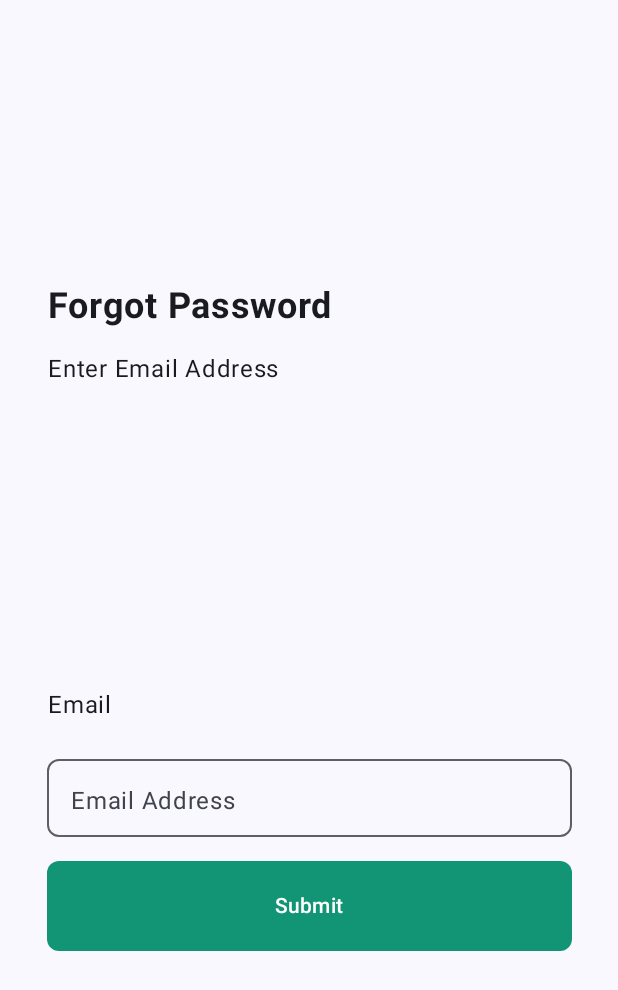
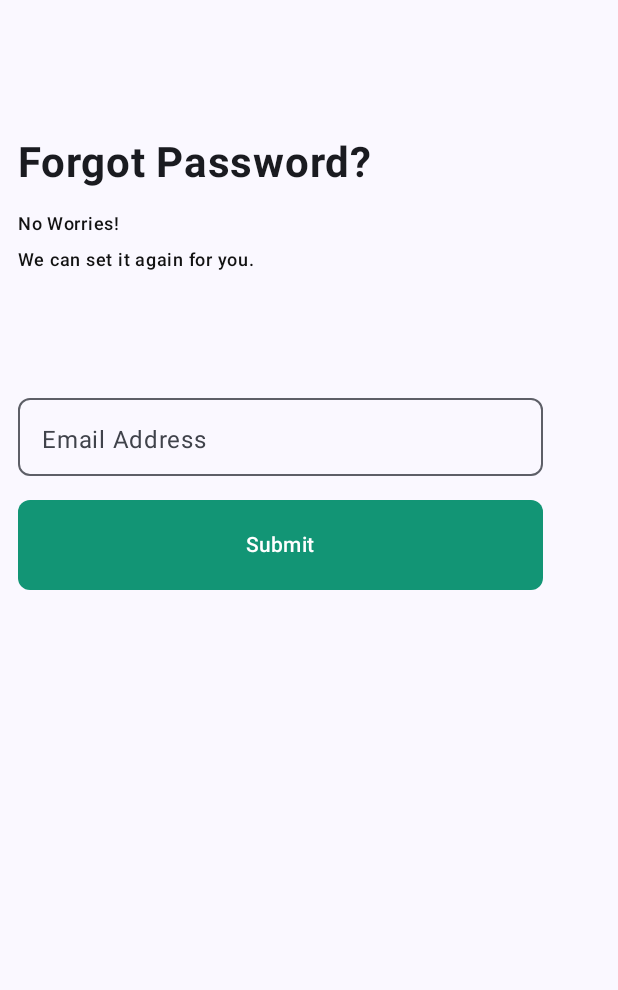
Before and after one commit to clonedSemicolon/TasteCode, an Android app built with Jetpack Compose: the screen it shows after launch (MainActivity), after a tap on "Forgot Password?", on a phone screen of 412 x 824 dp. Shown: the top 990 px of the screen. Run offline under Robolectric (Android 15) with nearby library versions, the phone set to English and light mode, and no system bars.

Commit message:
ForgotPasswordScreen redesign done.

```diff
--- a/app/src/main/java/com/example/tastecode/ui/screen/fogotpassword/ForgotPasswordScreen.kt
+++ b/app/src/main/java/com/example/tastecode/ui/screen/fogotpassword/ForgotPasswordScreen.kt
@@ -17,45 +17,44 @@ import androidx.compose.runtime.Composable
 import androidx.compose.ui.Alignment
 import androidx.compose.ui.Modifier
 import androidx.compose.ui.graphics.Color
+import androidx.compose.ui.res.stringResource
+import androidx.compose.ui.text.font.FontFamily
 import androidx.compose.ui.text.font.FontWeight
 import androidx.compose.ui.unit.dp
 import androidx.compose.ui.unit.sp
 import androidx.navigation.NavHostController
+import com.example.tastecode.R
+import com.example.tastecode.ui.theme.Poppins
 
 @Composable
 fun ForgotPasswordScreen(navHostController: NavHostController) {
     Column(
-        modifier = Modifier.fillMaxSize(),
-        verticalArrangement = Arrangement.Center,
-        horizontalAlignment = Alignment.CenterHorizontally
+        modifier = Modifier
+            .fillMaxSize()
+            .padding(12.dp),
+        verticalArrangement = Arrangement.Top,
+        horizontalAlignment = Alignment.Start
     ) {
 
-        Column(
-            modifier = Modifier
-                .fillMaxWidth()
-                .padding(horizontal = 32.dp),
-            horizontalAlignment = Alignment.Start
-        ) {
-            Text(text = "Forgot Password", fontSize = 24.sp, fontWeight = FontWeight.Bold)
-            Spacer(modifier = Modifier.height(16.dp))
-            Text(text = "Enter Email Address")
-        }
+        Spacer(modifier = Modifier.height(80.dp))
 
-        Spacer(modifier = Modifier.height(200.dp))
+        Text(
+            text = stringResource(id = R.string.forgot_password),
+            fontSize = 28.sp,
+            fontWeight = FontWeight.Bold
+        )
+        Spacer(modifier = Modifier.height(12.dp))
+        Text(
+            text = stringResource(id = R.string.forgot_password_msg),
+            fontWeight = FontWeight.W500,
+            fontSize = 12.sp,
+            color = Color(0xFF121212),
+        )
 
-        Column(
-            modifier = Modifier
-                .fillMaxWidth()
-                .padding(horizontal = 32.dp),
-            horizontalAlignment = Alignment.Start
-        ) {
-            Text(text = "Email")
-            Spacer(modifier = Modifier.height(16.dp))
-        }
 
-        Column(
-            horizontalAlignment = Alignment.CenterHorizontally
-        ) {
+        Spacer(modifier = Modifier.height(72.dp))
+
+
         OutlinedTextField(
             value = "",
             onValueChange = {},
@@ -78,6 +77,7 @@ fun ForgotPasswordScreen(navHostController: NavHostController) {
         ) {
             Text(text = "Submit")
         }
+
+
     }
 }
-}
--- a/app/src/main/res/values/strings.xml
+++ b/app/src/main/res/values/strings.xml
@@ -14,4 +14,6 @@
     <string name="create_account_msg">Let’s help you set up your account, \nit won’t take long.</string>
     <string name="login">LogIn</string>
     <string name="already_member">Already a member?</string>
+    <string name="forgot_password_msg"> No Worries!\nWe can set it again for you.</string>
+    <string name="forgot_password">Forgot Password?</string>
 </resources>
```
Lines whose indentation alone changed are shown as unchanged.
